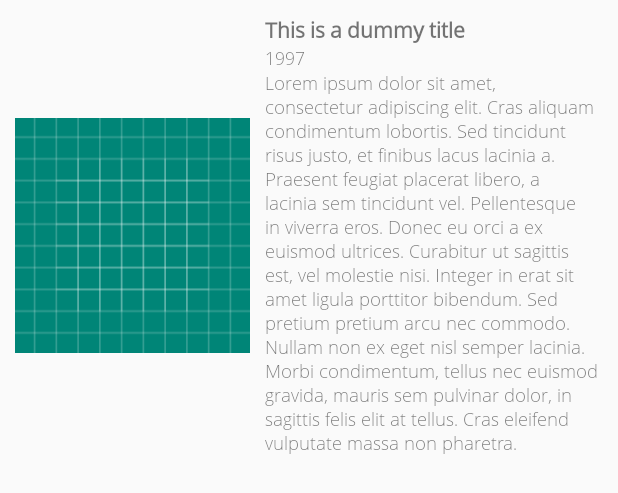
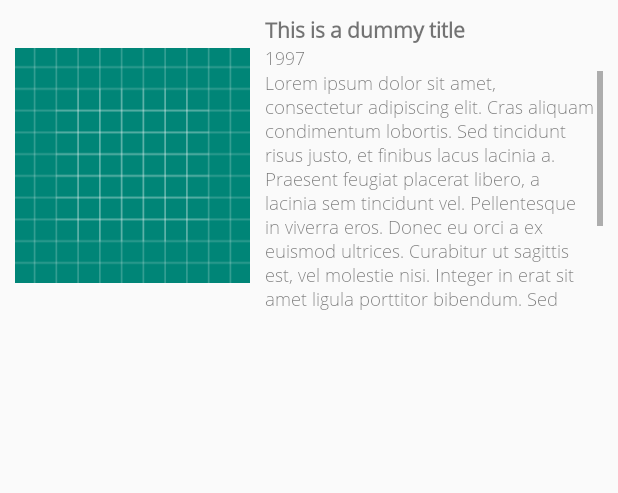
Before and after one commit to alejandromr92/Movies, an Android app: the layout item_movie.xml on its own in the app's theme, with its tools: preview values and no code run, on a phone screen of 412 x 824 dp. Shown: the top 493 px of the screen. Run offline under Robolectric (Android 15) with nearby library versions, the phone set to English and light mode, and no system bars; network calls fail.

Commit message:
Added scroll functionality to the overview. The user can scroll the list and the overview. When scrolling the overview the list will not scroll.

```diff
--- a/app/src/main/res/layout/item_movie.xml
+++ b/app/src/main/res/layout/item_movie.xml
@@ -20,7 +20,6 @@
 
         android:src="@drawable/ic_launcher_background"
         app:layout_constraintTop_toTopOf="@id/movie_title"
-        app:layout_constraintBottom_toBottomOf="@id/movie_overview"
         />
 
     <TextView
@@ -49,18 +48,28 @@
         style="@style/MovieHolder.Info"
         />
 
-    <TextView
-        android:id="@+id/movie_overview"
+    <ScrollView
+        android:id="@+id/movie_scroll_overview"
         android:layout_width="@dimen/none"
-        android:layout_height="wrap_content"
+        android:layout_height="@dimen/none"
 
         app:layout_constraintTop_toBottomOf="@id/movie_year_released"
+        app:layout_constraintBottom_toBottomOf="@id/movie_poster"
         app:layout_constraintStart_toStartOf="@id/movie_year_released"
         app:layout_constraintEnd_toEndOf="parent"
+        >
 
-        tools:text="@string/dummy_movie_overview"
-        style="@style/MovieHolder.Info"
+        <TextView
+                android:id="@+id/movie_overview"
+                android:layout_width="match_parent"
+                android:layout_height="match_parent"
+
+                tools:text="@string/dummy_movie_overview"
+                style="@style/MovieHolder.Info"
         />
+
+    </ScrollView>
+
 
 
 </android.support.constraint.ConstraintLayout>
```
Also changed, not shown: app/src/main/java/alejandromr92/com/movies/presentation/ui/activities/MoviesActivity.java (+9 -0 lines), app/src/main/java/alejandromr92/com/movies/presentation/ui/adapters/holders/MovieHolder.java (+11 -0 lines).
